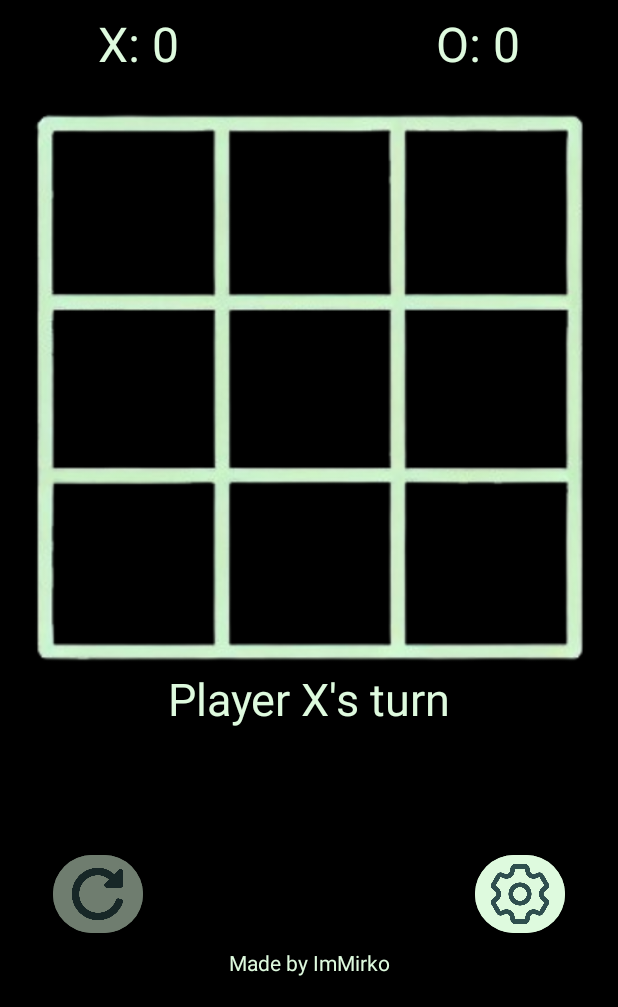
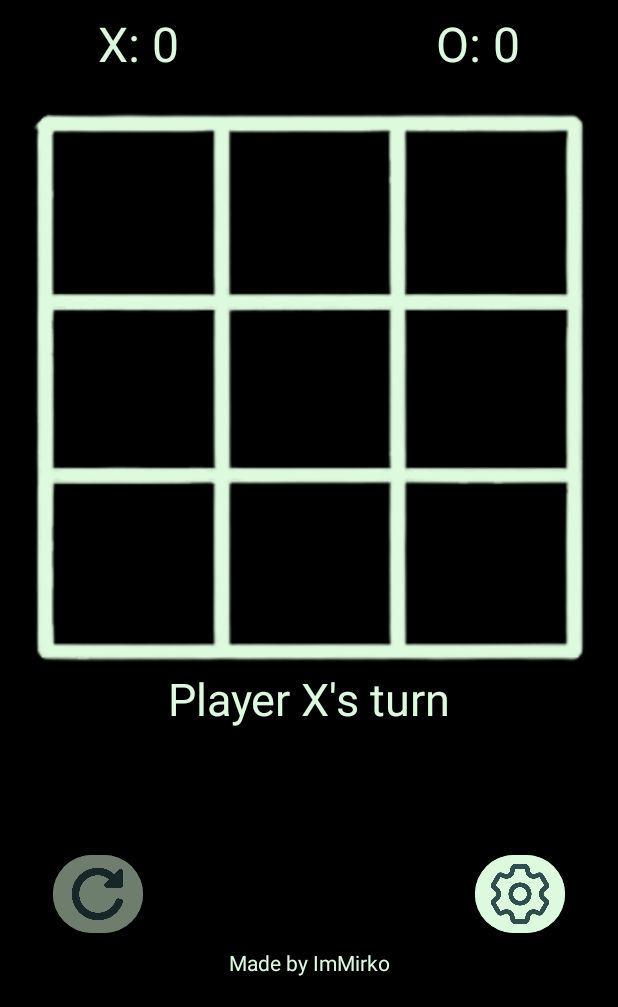
Before and after one commit to MirkoPedone/Tris, an Android app: the screen it shows after launch (MainActivity), on a phone screen of 412 x 824 dp, the part 229-1236 px from its top. Run offline under Robolectric (Android 15) with nearby library versions, the phone set to English and light mode, and no system bars.

Commit message:
Risolto problema colori, terminata app

```diff
--- a/app/src/main/java/com/example/tris/MainActivity.java
+++ b/app/src/main/java/com/example/tris/MainActivity.java
@@ -26,33 +26,40 @@ public class MainActivity extends AppCompatActivity {
 
     //Instantiate-Start----------------------------------------------------------------------------
 
-    //Objects-------------------------------------------
+    //Init-TextViews------------------------------------
     private TextView txtV1Round, txtV2Round, txtV_win, txtV_xScore, txtV_oScore;
     private TextView txtV_title, txtV_title2, txtV_by, txtV_language, txtV_color, txtV_resetScore;
+
+    //Init-Buttons--------------------------------------
     private Button btn1A, btn2A, btn3A, btn1B, btn2B, btn3B, btn1C, btn2C, btn3C;
     private Button btn_playAgain, btn_resetScore, btn_resetNo, btn_resetYes, btn_settings;
     private Button btn_languageIT, btn_languageEN;
     private Button btn_color_greens, btn_color_lightBlueSand, btn_color_greyYellow;
+
+    //Init-ImageViews-----------------------------------
     private ImageView img_x_a1, img_x_a2, img_x_a3, img_x_b1, img_x_b2, img_x_b3, img_x_c1, img_x_c2, img_x_c3;
     private ImageView img_lines;
+
+    //Init-LinearLayout---------------------------------
     private LinearLayout linearL_resetScore, linearL_settings;
 
-    //Variables-------------------------------------------
+    //Init-Booleans-------------------------------------
     private boolean isPlayerOneTurn = true;
-    private int turns = 0;
+    private boolean isPlayEnd, isPlayWin, isSettingsLinearLayoutShow, isItalianSelected, isLastWinner1 = false;
+
+    //Init-Ints-----------------------------------------
     private int[][] x_o_matrix = {
         {0, 0, 0},
         {0, 0, 0},
         {0, 0, 0}
     };
-    private boolean isPlayEnd = false;
-    private boolean isPlayWin = false;
-    private int xScore = 0;
-    private int oScore = 0;
-    private boolean isSettingsLinearLayoutShow = false;
-    private boolean isItalianSelected = false;
-    private boolean isLastWinner1 = false;
+    private int turns, xScore, oScore = 0;
+
+    //Init-Strings--------------------------------------
     private String colorSetName = "";
+
+    //Init-SharedPreferences----------------------------
+    private SharedPreferences prefs;
 
     //Instantiate-End------------------------------------------------------------------------------
 
@@ -66,11 +73,11 @@ public class MainActivity extends AppCompatActivity {
         setContentView(R.layout.activity_main);
 
         //TextViews-------------------------------------
-        txtV1Round  = findViewById(R.id.txtV_1round);
-        txtV2Round  = findViewById(R.id.txtV_2round);
-        txtV_win    = findViewById(R.id.txtV_win);
-        txtV_xScore = findViewById(R.id.txtV_xScore);
-        txtV_oScore = findViewById(R.id.txtV_oScore);
+        txtV1Round      = findViewById(R.id.txtV_1round);
+        txtV2Round      = findViewById(R.id.txtV_2round);
+        txtV_win        = findViewById(R.id.txtV_win);
+        txtV_xScore     = findViewById(R.id.txtV_xScore);
+        txtV_oScore     = findViewById(R.id.txtV_oScore);
         txtV_title      = findViewById(R.id.txtV_title);
         txtV_title2     = findViewById(R.id.txtV_title2);
         txtV_by         = findViewById(R.id.txtV_by);
@@ -79,36 +86,36 @@ public class MainActivity extends AppCompatActivity {
         txtV_resetScore = findViewById(R.id.txtV_resetScore);
 
         //Buttons---------------------------------------
-        btn1A = findViewById(R.id.btn_1A);
-        btn2A = findViewById(R.id.btn_2A);
-        btn3A = findViewById(R.id.btn_3A);
-        btn1B = findViewById(R.id.btn_1B);
-        btn2B = findViewById(R.id.btn_2B);
-        btn3B = findViewById(R.id.btn_3B);
-        btn1C = findViewById(R.id.btn_1C);
-        btn2C = findViewById(R.id.btn_2C);
-        btn3C = findViewById(R.id.btn_3C);
-        btn_playAgain  = findViewById(R.id.btn_playAgain);
-        btn_resetScore = findViewById(R.id.btn_resetScore);
-        btn_resetNo    = findViewById(R.id.btn_resetNo);
-        btn_resetYes   = findViewById(R.id.btn_resetYes);
-        btn_settings   = findViewById(R.id.btn_settings);
-        btn_languageIT   = findViewById(R.id.btn_languageIT);
-        btn_languageEN    = findViewById(R.id.btn_languageEN);
-        btn_color_greens  = findViewById(R.id.btn_color_greens);
+        btn1A                   = findViewById(R.id.btn_1A);
+        btn2A                   = findViewById(R.id.btn_2A);
+        btn3A                   = findViewById(R.id.btn_3A);
+        btn1B                   = findViewById(R.id.btn_1B);
+        btn2B                   = findViewById(R.id.btn_2B);
+        btn3B                   = findViewById(R.id.btn_3B);
+        btn1C                   = findViewById(R.id.btn_1C);
+        btn2C                   = findViewById(R.id.btn_2C);
+        btn3C                   = findViewById(R.id.btn_3C);
+        btn_playAgain           = findViewById(R.id.btn_playAgain);
+        btn_resetScore          = findViewById(R.id.btn_resetScore);
+        btn_resetNo             = findViewById(R.id.btn_resetNo);
+        btn_resetYes            = findViewById(R.id.btn_resetYes);
+        btn_settings            = findViewById(R.id.btn_settings);
+        btn_languageIT          = findViewById(R.id.btn_languageIT);
+        btn_languageEN          = findViewById(R.id.btn_languageEN);
+        btn_color_greens        = findViewById(R.id.btn_color_greens);
         btn_color_lightBlueSand = findViewById(R.id.btn_color_lightBlueSand);
         btn_color_greyYellow    = findViewById(R.id.btn_color_greyYellow);
 
         //Images----------------------------------------
-        img_x_a1 = findViewById(R.id.img_x_a1);
-        img_x_a2 = findViewById(R.id.img_x_a2);
-        img_x_a3 = findViewById(R.id.img_x_a3);
-        img_x_b1 = findViewById(R.id.img_x_b1);
-        img_x_b2 = findViewById(R.id.img_x_b2);
-        img_x_b3 = findViewById(R.id.img_x_b3);
-        img_x_c1 = findViewById(R.id.img_x_c1);
-        img_x_c2 = findViewById(R.id.img_x_c2);
-        img_x_c3 = findViewById(R.id.img_x_c3);
+        img_x_a1  = findViewById(R.id.img_x_a1);
+        img_x_a2  = findViewById(R.id.img_x_a2);
+        img_x_a3  = findViewById(R.id.img_x_a3);
+        img_x_b1  = findViewById(R.id.img_x_b1);
+        img_x_b2  = findViewById(R.id.img_x_b2);
+        img_x_b3  = findViewById(R.id.img_x_b3);
+        img_x_c1  = findViewById(R.id.img_x_c1);
+        img_x_c2  = findViewById(R.id.img_x_c2);
+        img_x_c3  = findViewById(R.id.img_x_c3);
         img_lines = findViewById(R.id.img_lines);
 
         //LinearLayout----------------------------------
@@ -282,10 +289,20 @@ public class MainActivity extends AppCompatActivity {
             }
         });
 
-        //Get-Variable-Value-----------------------------------------------------------------------
-        SharedPreferences prefs = getSharedPreferences("game_prefs", MODE_PRIVATE);
+        //Get-VariableValue------------------------------------------------------------------------
+        getVariableValue();
+    }
+    //OnCreate-End---------------------------------------------------------------------------------
 
-        //Set-Language----------------------------------
+    //Methods-Start--------------------------------------------------------------------------------
+
+    //GetVariableValue-PrefsValue-Start-----------------
+    private void getVariableValue() {
+
+        //GetPrefs--------------------------------------
+        prefs = getSharedPreferences("game_prefs", MODE_PRIVATE);
+
+        //Get-Language-PrefsValue-----------------------
         isItalianSelected = prefs.getBoolean("isItalianSelected", false);
         if (isItalianSelected) {
             setItalianLanguage();
@@ -294,9 +311,9 @@ public class MainActivity extends AppCompatActivity {
         }
         xScore = prefs.getInt("xScore", 0);
         oScore = prefs.getInt("oScore", 0);
-        colorSetName = prefs.getString("colorSetName", "");
 
-        //Set-BackgroundColor---------------------------
+        //Get-BackgroundColor-PrefsValue----------------
+        colorSetName = prefs.getString("colorSetName", "green");
         if (colorSetName.equals("green"))
             btn_color_greens.performClick();
         else if (colorSetName.equals("sand"))
@@ -304,31 +321,27 @@ public class MainActivity extends AppCompatActivity {
         else if (colorSetName.equals("yellow"))
             btn_color_greyYellow.performClick();
 
-        //Set-PlayersScore------------------------------
+        //Get-PlayersScore-PrefsValue-------------------
         txtV_xScore.setText("X: " + xScore);
         txtV_oScore.setText("O: " + oScore);
 
-        //Set-Button-ResetScore-Visibility--------------
+        //Get-Button-ResetScore-Visibility-PrefsValue---
         if (xScore + oScore > 0)
             btn_resetScore.setAlpha(1f);
         else
             btn_resetScore.setAlpha(0.5f);
     }
-    //OnCreate-End---------------------------------------------------------------------------------
-
-    //Methods-Start--------------------------------------------------------------------------------
+    //GetVariableValue-PrefsValue-End-------------------
 
     //SetItalianLanguage-Start--------------------------
     private void setItalianLanguage() {
+
+        //TextViews-------------------------------------
         txtV_title2.setText("X contro O");
         txtV_by.setText("Creato da ImMirko");
-        txtV_language.setText("Lingue"); // modificare spazio scritta
+        txtV_language.setText("Lingue");
         txtV_color.setText("Colori");
         txtV_resetScore.setText("Azzerare Punteggio?");
-        btn_resetNo.setText("No");
-        btn_resetYes.setText("Sì");
-        // da cambiare in metodo di stampa vittoria && gameResult_tie
-        btn_playAgain.setText("Rigioca");
         txtV1Round.setText("Giocatore X");
         txtV2Round.setText("Giocatore O");
 
@@ -344,8 +357,15 @@ public class MainActivity extends AppCompatActivity {
             }
         }
 
+        //Buttons---------------------------------------
+        btn_resetNo.setText("No");
+        btn_resetYes.setText("Sì");
+        btn_playAgain.setText("Rigioca");
+
+        //Booleans---------------------------------------
         isItalianSelected = true;
-        SharedPreferences prefs = getSharedPreferences("game_prefs", MODE_PRIVATE);
+
+        //Update-IsItalianSelected-PrefsValue-----------
         SharedPreferences.Editor editor = prefs.edit();
         editor.putBoolean("isItalianSelected", true);
         editor.apply();
@@ -354,14 +374,13 @@ public class MainActivity extends AppCompatActivity {
 
     //SetEnglishLanguage-Start--------------------------
     private void setEnglishLanguage() {
+
+        //TextViews-------------------------------------
         txtV_title2.setText("X vs O");
         txtV_by.setText("Made by ImMirko");
-        txtV_language.setText("Language"); // change left space
+        txtV_language.setText("Language");
         txtV_color.setText("Colour");
         txtV_resetScore.setText("Reset Score?");
-        btn_resetNo.setText("No");
-        btn_resetYes.setText("Yes");
-        btn_playAgain.setText("Play Again");
         txtV1Round.setText("Player X's turn");
         txtV2Round.setText("Player O's turn");
 
@@ -376,8 +395,15 @@ public class MainActivity extends AppCompatActivity {
             }
         }
 
+        //Buttons---------------------------------------
+        btn_resetNo.setText("No");
+        btn_resetYes.setText("Yes");
+        btn_playAgain.setText("Play Again");
+
+        //Booleans---------------------------------------
         isItalianSelected = false;
-        SharedPreferences prefs = getSharedPreferences("game_prefs", MODE_PRIVATE);
+
+        //Update-IsItalianSelected-PrefsValue-----------
         SharedPreferences.Editor editor = prefs.edit();
         editor.putBoolean("isItalianSelected", false);
         editor.apply();
@@ -387,13 +413,18 @@ public class MainActivity extends AppCompatActivity {
     //SetColor-Start------------------------------------
     private void setColor(String darkColor, String midColor, String lightColor, String colorSet) {
 
-        SharedPreferences prefs = getSharedPreferences("game_prefs", MODE_PRIVATE);
+        //Update-ColorSetName-PrefsValue----------------
         SharedPreferences.Editor editor = prefs.edit();
         editor.putString("colorSetName", colorSet);
         editor.apply();
 
+        //Update-ColorSetName-Value---------------------
+        colorSetName = colorSet;
+
+        //Set-ColorFilter-------------------------------
+        ColorFilter colorFilterLight = new PorterDuffColorFilter(Color.parseColor(lightColor), PorterDuff.Mode.SRC_ATOP);
+
         //Images----------------------------------------
-        ColorFilter colorFilterLight = new PorterDuffColorFilter(Color.parseColor(lightColor), PorterDuff.Mode.SRC_ATOP);
         img_lines.setColorFilter(colorFilterLight);
         img_x_a1.setColorFilter(colorFilterLight);
         img_x_a2.setColorFilter(colorFilterLight);
@@ -408,14 +439,20 @@ public class MainActivity extends AppCompatActivity {
         //TextViews-------------------------------------
         txtV_title.setTextColor(Color.parseColor(lightColor));
         txtV_title2.setTextColor(Color.parseColor(lightColor));
+
         txtV_xScore.setTextColor(Color.parseColor(lightColor));
         txtV_oScore.setTextColor(Color.parseColor(lightColor));
+
         txtV_by.setTextColor(Color.parseColor(lightColor));
+
         txtV1Round.setTextColor(Color.parseColor(lightColor));
         txtV2Round.setTextColor(Color.parseColor(lightColor));
+
         txtV_resetScore.setTextColor(Color.parseColor(darkColor));
+
         txtV_language.setTextColor(Color.parseColor(darkColor));
         txtV_color.setTextColor(Color.parseColor(darkColor));
+
         txtV_win.setTextColor(Color.parseColor(lightColor));
 
         //LinearLayouts---------------------------------
@@ -434,11 +471,6 @@ public class MainActivity extends AppCompatActivity {
         btn_playAgain.setTextColor(Color.parseColor(darkColor));
         btn_playAgain.setBackgroundColor(Color.parseColor(lightColor));
 
-        btn_resetNo.setTextColor(Color.parseColor(darkColor));
-        btn_resetYes.setTextColor(Color.parseColor(darkColor));
-        btn_resetYes.setBackgroundColor(Color.parseColor(midColor));
-        btn_resetNo.setBackgroundColor(Color.parseColor(midColor));
-
         btn_languageIT.setBackgroundColor(Color.parseColor(lightColor));
         btn_languageEN.setBackgroundColor(Color.parseColor(lightColor));
 
@@ -453,6 +485,11 @@ public class MainActivity extends AppCompatActivity {
             drawableLeftResetScoreBtn.setColorFilter(new PorterDuffColorFilter(Color.parseColor(darkColor), PorterDuff.Mode.SRC_ATOP));
             btn_resetScore.setCompoundDrawablesWithIntrinsicBounds(drawableLeftResetScoreBtn, drawablesResetScoreBtn[1], drawablesResetScoreBtn[2], drawablesResetScoreBtn[3]);
         }
+        btn_resetNo.setTextColor(Color.parseColor(darkColor));
+        btn_resetYes.setTextColor(Color.parseColor(darkColor));
+        btn_resetYes.setBackgroundColor(Color.parseColor(midColor));
+        btn_resetNo.setBackgroundColor(Color.parseColor(midColor));
+
         btn_settings.setBackgroundColor(Color.parseColor(lightColor));
         Drawable[] drawablesSettingsBtn = btn_settings.getCompoundDrawables();
         Drawable drawableLeftSettingsBtn = drawablesSettingsBtn[0];
@@ -583,7 +620,6 @@ public class MainActivity extends AppCompatActivity {
 
     //SaveScore-Start-----------------------------------
     private void saveScores() {
-        SharedPreferences prefs = getSharedPreferences("game_prefs", MODE_PRIVATE);
         SharedPreferences.Editor editor = prefs.edit();
         editor.putInt("xScore", xScore);
         editor.putInt("oScore", oScore);
@@ -594,13 +630,16 @@ public class MainActivity extends AppCompatActivity {
     //GameResult-Tie-Start------------------------------
     private void gameResult_tie() {
         isPlayEnd = true;
+
         txtV_win.setVisibility(View.VISIBLE);
+        txtV1Round.setVisibility(View.INVISIBLE);
+        txtV2Round.setVisibility(View.INVISIBLE);
+
         if (isItalianSelected)
             txtV_win.setText("Pareggio!");
         else
             txtV_win.setText("It's a draw!");
-        txtV1Round.setVisibility(View.INVISIBLE);
-        txtV2Round.setVisibility(View.INVISIBLE);
+
         askToPlayAgain();
     }
     //GameResult-Tie-End--------------------------------
@@ -628,16 +667,22 @@ public class MainActivity extends AppCompatActivity {
 
     //PlayAgain-Start----------------------------------
     private void playAgain() {
+
+        //Int-------------------------------------------
         turns = 0;
+
+        //Booleans--------------------------------------
         isPlayEnd = false;
         isPlayWin = false;
         isPlayerOneTurn = true;
 
+        //TextViews-------------------------------------
         txtV1Round.setVisibility(View.VISIBLE);
         txtV2Round.setVisibility(View.INVISIBLE);
-        btn_playAgain.setVisibility(View.INVISIBLE);
         txtV_win.setVisibility(View.INVISIBLE);
 
+        //Buttons---------------------------------------
+        btn_playAgain.setVisibility(View.INVISIBLE);
         btn1A.setVisibility(View.VISIBLE);
         btn2A.setVisibility(View.VISIBLE);
         btn3A.setVisibility(View.VISIBLE);
@@ -648,6 +693,7 @@ public class MainActivity extends AppCompatActivity {
         btn2C.setVisibility(View.VISIBLE);
         btn3C.setVisibility(View.VISIBLE);
 
+        //Images----------------------------------------
         img_x_a1.setVisibility(View.INVISIBLE);
         img_x_a2.setVisibility(View.INVISIBLE);
         img_x_a3.setVisibility(View.INVISIBLE);
@@ -658,11 +704,14 @@ public class MainActivity extends AppCompatActivity {
         img_x_c2.setVisibility(View.INVISIBLE);
         img_x_c3.setVisibility(View.INVISIBLE);
 
+        //Matrix----------------------------------------
         x_o_matrix = new int[][]{
             {0, 0, 0},
             {0, 0, 0},
             {0, 0, 0}
         };
+
+        //Redefine-ButtonsListener-Start----------------
 
         //Button-1A-------------------------------------
         btn1A.setOnClickListener(new View.OnClickListener() {
@@ -743,6 +792,8 @@ public class MainActivity extends AppCompatActivity {
                 playAgain();
             }
         });
+
+        //Redefine-ButtonsListener-End------------------
     }
     //PlayAgain-End------------------------------------
 
@@ -775,73 +826,81 @@ public class MainActivity extends AppCompatActivity {
 
     //ResetScore-Start----------------------------------
     private void resetScore() {
+
+        //Ints------------------------------------------
         xScore = 0;
         oScore = 0;
-        SharedPreferences prefs = getSharedPreferences("game_prefs", MODE_PRIVATE);
+
+        //TextViews-------------------------------------
+        txtV_xScore.setText("X: 0");
+        txtV_oScore.setText("O: 0");
+
+        //LinearLayout----------------------------------
+        linearL_resetScore.setVisibility(View.INVISIBLE);
+
+        //Buttons---------------------------------------
+        btn_resetScore.setEnabled(true);
+        btn_resetScore.setAlpha(0.5f);
+        btn_settings.setEnabled(true);
+        btn_settings.setAlpha(1f);
+        btn_playAgain.setVisibility(View.INVISIBLE);
+
+        //Update-xScore-&-oScore-PrefsValue-------------
         SharedPreferences.Editor editor = prefs.edit();
         editor.putInt("xScore", 0);
         editor.putInt("oScore", 0);
         editor.apply();
 
-        txtV_xScore.setText("X: 0");
-        txtV_oScore.setText("O: 0");
-
-        linearL_resetScore.setVisibility(View.INVISIBLE);
-
-        btn_resetScore.setEnabled(true);
-        btn_resetScore.setAlpha(0.5f);
-        btn_settings.setEnabled(true);
-        btn_settings.setAlpha(1f);
-
-        btn_playAgain.setVisibility(View.INVISIBLE);
         playAgain();
     }
     //ResetScore-End------------------------------------
 
-    //ShowSettingsLinearLayout-Start---------------
+    //ShowSettingsLinearLayout-Start--------------------
     private void showSettingsLinearLayout() {
+
+        //Force-Settings-LinearLayout-Update------------
         if (colorSetName.equals("green")) {
             btn_color_lightBlueSand.performClick();
             btn_color_greens.performClick();
-            SharedPreferences prefs = getSharedPreferences("game_prefs", MODE_PRIVATE);
-            SharedPreferences.Editor editor = prefs.edit();
-            editor.putString(colorSetName, "green");
-            editor.apply();
         }
         else if (colorSetName.equals("sand")) {
             btn_color_greens.performClick();
             btn_color_lightBlueSand.performClick();
-            SharedPreferences prefs = getSharedPreferences("game_prefs", MODE_PRIVATE);
-            SharedPreferences.Editor editor = prefs.edit();
-            editor.putString(colorSetName, "sand");
-            editor.apply();
         }
         else if (colorSetName.equals("yellow")){
             btn_color_greens.performClick();
             btn_color_greyYellow.performClick();
-            SharedPreferences prefs = getSharedPreferences("game_prefs", MODE_PRIVATE);
-            SharedPreferences.Editor editor = prefs.edit();
-            editor.putString(colorSetName, "yellow");
-            editor.apply();
         }
+
+        //LinearLayout----------------------------------
         linearL_settings.setVisibility(View.VISIBLE);
+
+        //Buttons---------------------------------------
         btn_resetScore.setEnabled(false);
         btn_resetScore.setAlpha(0.5f);
+
+        //Boolean---------------------------------------
         isSettingsLinearLayoutShow = true;
     }
-    //ShowSettingsLinearLayout-End-----------------
+    //ShowSettingsLinearLayout-End----------------------
 
-    //HideSettingsLinearLayout-Start---------------
+    //HideSettingsLinearLayout-Start--------------------
     private void hideSettingsLinearLayout() {
+
+        //LinearLayout----------------------------------
         linearL_settings.setVisibility(View.INVISIBLE);
+
+        //Buttons---------------------------------------
         btn_resetScore.setEnabled(true);
         if (xScore + oScore > 0)
             btn_resetScore.setAlpha(1f);
         else
             btn_resetScore.setAlpha(0.5f);
+
+        //Boolean---------------------------------------
         isSettingsLinearLayoutShow = false;
     }
-    //HideSettingsLinearLayout-End-----------------
+    //HideSettingsLinearLayout-End----------------------
 
     //Methods-End--------------------------------------------------------------------------------
 
```
